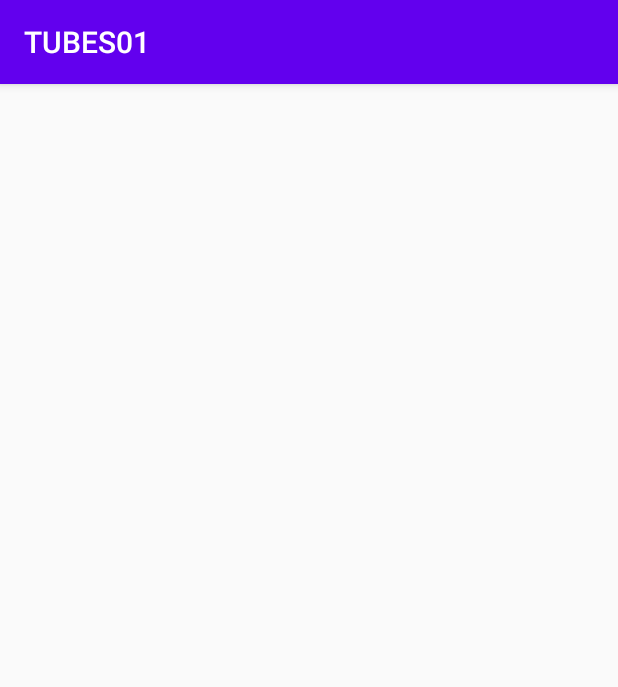
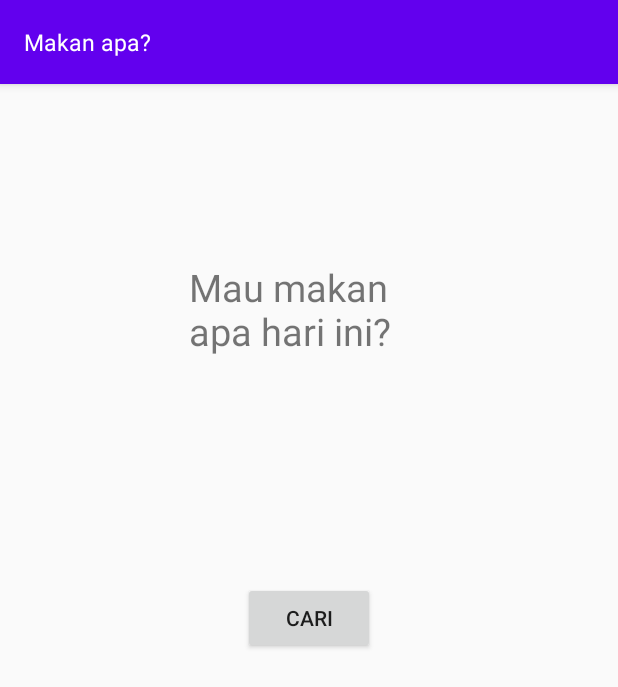
Before and after one commit to astrxl0rd/TUBES01, an Android app: the screen it shows after launch (MainActivity), on a phone screen of 412 x 824 dp. Shown: the top 687 px of the screen. Run offline under Robolectric (Android 15) with nearby library versions, the phone set to English and light mode, and no system bars.

Commit message:
add features

```diff
--- a/app/src/main/java/com/tugas/android/tubes01/fragment/MainFragment.java
+++ b/app/src/main/java/com/tugas/android/tubes01/fragment/MainFragment.java
@@ -1,5 +1,66 @@
 package com.tugas.android.tubes01.fragment;
 
-public class MainFragment {
+import android.content.Context;
+import android.os.Bundle;
+import android.view.LayoutInflater;
+import android.view.View;
+import android.view.ViewGroup;
+import android.widget.Button;
+import android.widget.EditText;
+import android.widget.TextView;
+
+import androidx.fragment.app.Fragment;
+
+import com.tugas.android.tubes01.R;
+import com.tugas.android.tubes01.controller.FragmentListener;
+
+public class MainFragment extends Fragment implements View.OnClickListener {
+    protected TextView textView;
+    protected FragmentListener listener;
+    protected Button btnCari;
+
+
+
+    public MainFragment() {
+
+    }
+
+    @Override
+    public View onCreateView(LayoutInflater inflater, ViewGroup container, Bundle savedInstanceStated) {
+
+        View view = inflater.inflate(R.layout.fragment_main, container, false);
+
+        this.textView = view.findViewById(R.id.tv_text);
+        this.btnCari = view.findViewById(R.id.btn_cari);
+        this.btnCari.setOnClickListener(this);
+        return view;
+    }
+//    public static FirstFragment newInstance(){
+//        FirstFragment fragment = new FirstFragment();
+//        return fragment;
+//    }
+
+
+
+    @Override
+    public void onAttach(Context context) {
+        super.onAttach(context);
+        if (context instanceof FragmentListener) {
+            this.listener = (FragmentListener) context;
+        } else {
+            throw new ClassCastException(context.toString()
+                    + "must implement FragmentListener");
+        }
+    }
+
+
+    @Override
+    public void onClick(View view) {
+//        if (click.getId() == view.getId()) {
+//            listener.changePage(2,this.input.getText().toString());
+//        }
+    }
+
+
 
 }
--- a/app/src/main/java/com/tugas/android/tubes01/fragment/MakananFragment.java
+++ b/app/src/main/java/com/tugas/android/tubes01/fragment/MakananFragment.java
@@ -1,4 +1,6 @@
 package com.tugas.android.tubes01.fragment;
 
 public class MakananFragment {
+
+
 }
--- a/app/src/main/java/com/tugas/android/tubes01/view/MainActivity.java
+++ b/app/src/main/java/com/tugas/android/tubes01/view/MainActivity.java
@@ -1,15 +1,31 @@
 package com.tugas.android.tubes01.view;
 
 import androidx.appcompat.app.AppCompatActivity;
+import androidx.fragment.app.FragmentManager;
+import androidx.fragment.app.FragmentTransaction;
 
 import android.os.Bundle;
 import com.tugas.android.tubes01.R;
+import com.tugas.android.tubes01.controller.FragmentListener;
+import com.tugas.android.tubes01.fragment.MainFragment;
 
-public class MainActivity extends AppCompatActivity {
+public class MainActivity extends AppCompatActivity implements FragmentListener {
+    protected MainFragment mainFragment;
+    protected FragmentManager fragmentManager;
+
 
     @Override
     protected void onCreate(Bundle savedInstanceState) {
         super.onCreate(savedInstanceState);
         setContentView(R.layout.activity_main);
+        this.mainFragment = new MainFragment();
+        this.fragmentManager = this.getSupportFragmentManager();
+        FragmentTransaction ft = this.fragmentManager.beginTransaction();
+        ft.add(R.id.fragment_container,this.mainFragment)
+                .addToBackStack(null)
+                .commit();
+
+
+
     }
 }
--- a/app/src/main/res/layout/fragment_main.xml
+++ b/app/src/main/res/layout/fragment_main.xml
@@ -2,11 +2,33 @@
 <RelativeLayout xmlns:android="http://schemas.android.com/apk/res/android"
     android:layout_width="match_parent"
     android:layout_height="match_parent"
-    >
+    xmlns:app="http://schemas.android.com/apk/res-auto">
+    <androidx.appcompat.widget.Toolbar
+        android:id="@+id/toolbar"
+        android:layout_height="?attr/actionBarSize"
+        android:layout_width="match_parent"
+        app:popupTheme="@style/ThemeOverlay.AppCompat.Light"
+        android:theme="@style/ThemeOverlay.AppCompat.Dark.ActionBar"
+        android:elevation="4dp"
+        android:background="?attr/colorPrimary">
+        <TextView
+            android:layout_width="wrap_content"
+            android:layout_height="wrap_content"
+            android:text="Makan apa? "
+            android:textSize="15dp"
+            android:layout_centerHorizontal="true"
+            android:textColor="@color/white"/>
+
+
+    </androidx.appcompat.widget.Toolbar>
+
+
+
+
 
 
     <TextView
-        android:layout_width="wrap_content"
+        android:layout_width="160sp"
         android:layout_height="wrap_content"
         android:layout_above="@id/btn_cari"
         android:layout_centerHorizontal="true"
--- a/app/src/main/res/values/colors.xml
+++ b/app/src/main/res/values/colors.xml
@@ -3,4 +3,6 @@
     <color name="colorPrimary">#6200EE</color>
     <color name="colorPrimaryDark">#3700B3</color>
     <color name="colorAccent">#03DAC5</color>
+    <color name="white">#FFFFFF</color>
+
 </resources>
--- a/app/src/main/res/values/strings.xml
+++ b/app/src/main/res/values/strings.xml
@@ -1,3 +1,8 @@
 <resources>
     <string name="app_name">TUBES01</string>
+    <string name="tvHome">HOME</string>
+    <string name="tvCari">CARI</string>
+    <string name="tvMenu">MENU</string>
+    <string name="tvSetting">SETTING</string>
+    <string name="tvExit">EXIT</string>
 </resources>
--- a/app/src/main/res/values/styles.xml
+++ b/app/src/main/res/values/styles.xml
@@ -2,6 +2,9 @@
     <!-- Base application theme. -->
     <style name="AppTheme" parent="Theme.AppCompat.Light.DarkActionBar">
         <!-- Customize your theme here. -->
+        <item name="windowActionBar">false</item>
+        <item name="windowNoTitle">true</item>
+
         <item name="colorPrimary">@color/colorPrimary</item>
         <item name="colorPrimaryDark">@color/colorPrimaryDark</item>
         <item name="colorAccent">@color/colorAccent</item>
```
Also changed, not shown: app/src/main/res/layout/fragment_left.xml (+61 -4 lines).
